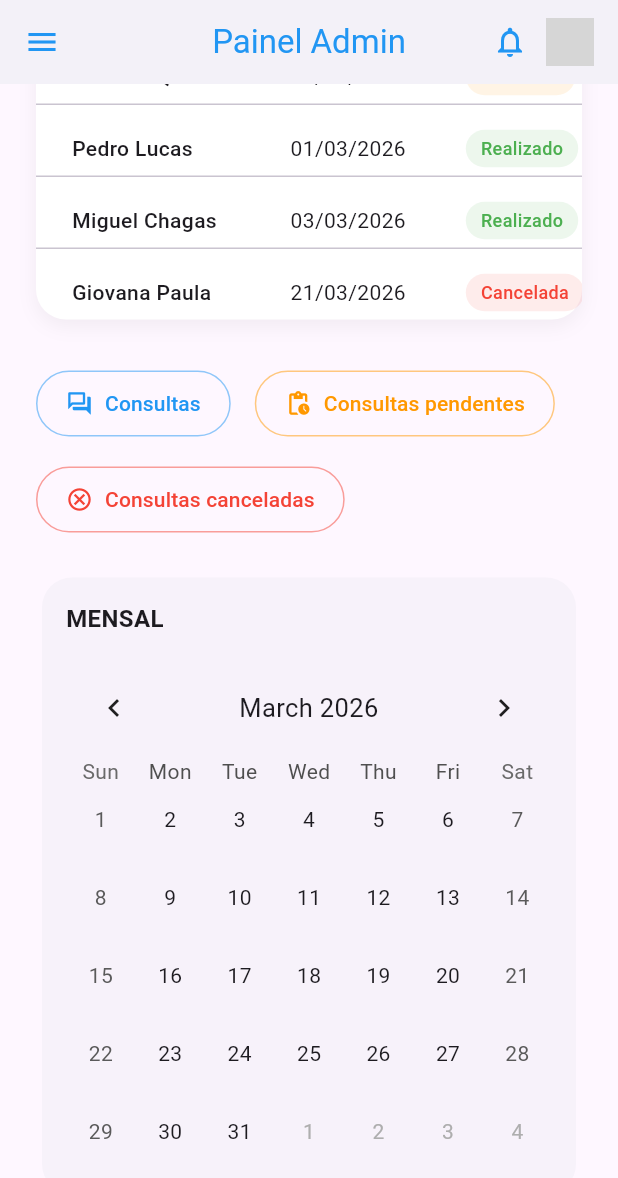
After one commit to kaorishi11/flutter_virtualhealth, a Flutter app: the HomeAdmPage screen opened by its route, scrolled down 555 dp, after a tap on the "notifications none" icon, on a phone screen of 412 x 824 dp. The commit adds this screen. Shown: the top 1178 px of the screen. Run offline on Flutter 3.47's test engine with Material 3 defaults, Android fonts, the phone set to English and light mode, and no system bars; drawn by our look-alikes of table_calendar; our stand-ins replace supabase_flutter; accounts and stored records are empty; network calls fail; grey boxes are pictures that could not be loaded.

Commit message:
add admin dashboard and user role-based navigation

```diff
--- /dev/null
+++ b/lib/adm/homeadm.dart
@@ -0,0 +1,385 @@
+import 'package:flutter/material.dart';
+import 'package:table_calendar/table_calendar.dart';
+
+void main() {
+  runApp(const MyApp());
+}
+
+class MyApp extends StatelessWidget {
+  const MyApp({super.key});
+
+  @override
+  Widget build(BuildContext context) {
+    return MaterialApp(
+      title: 'Admin Dashboard',
+      debugShowCheckedModeBanner: false,
+      home: const HomeAdmPage(),
+    );
+  }
+}
+
+class HomeAdmPage extends StatelessWidget {
+  const HomeAdmPage({super.key});
+
+  @override
+  Widget build(BuildContext context) {
+    return Scaffold(
+      appBar: AppBar(
+        title: const Text('Painel Admin'),
+        actions: [
+          IconButton(
+            icon: const Icon(Icons.notifications_none_outlined),
+            onPressed: () {},
+          ),
+          const CircleAvatar(
+            radius: 16,
+            backgroundImage: NetworkImage('https://i.pravatar.cc/150?img=3'),
+          ),
+          const SizedBox(width: 16),
+        ],
+      ),
+      drawer: Drawer(
+        child: Container(
+          color: Colors.white,
+          child: Column(
+            crossAxisAlignment: CrossAxisAlignment.start,
+            children: [
+              const DrawerHeader(
+                decoration: BoxDecoration(
+                  color: Color(0xFF0F172A),
+                ),
+                child: Column(
+                  crossAxisAlignment: CrossAxisAlignment.start,
+                  mainAxisAlignment: MainAxisAlignment.end,
+                  children: [
+                    Text(
+                      'Bem-vindo de volta,',
+                      style: TextStyle(color: Colors.white70, fontSize: 14),
+                    ),
+                    Text(
+                      'Gustavo!',
+                      style: TextStyle(
+                        color: Colors.white,
+                        fontSize: 22,
+                        fontWeight: FontWeight.bold,
+                      ),
+                    ),
+                  ],
+                ),
+              ),
+              _buildDrawerItem(Icons.dashboard_outlined, 'GERAL', true),
+              _buildDrawerItem(Icons.people_outline, 'Usuários'),
+              _buildDrawerItem(Icons.medical_services_outlined, 'Profissionais'),
+              _buildDrawerItem(Icons.forum_outlined, 'Consultas'),
+              _buildDrawerItem(Icons.chat_bubble_outline, 'Mensagens'),
+              const Divider(),
+              const Spacer(),
+              Padding(
+                padding: const EdgeInsets.all(16.0),
+                child: _buildDrawerItem(Icons.logout, 'Sair', false),
+              ),
+              const SizedBox(height: 16),
+            ],
+          ),
+        ),
+      ),
+      body: SingleChildScrollView(
+        padding: const EdgeInsets.all(24.0),
+        child: Column(
+          crossAxisAlignment: CrossAxisAlignment.start,
+          children: [
+
+            Row(
+              children: [
+                const Expanded(
+                  child: Column(
+                    crossAxisAlignment: CrossAxisAlignment.start,
+                    children: [
+                      Text(
+                        'Visão Geral',
+                        style: TextStyle(
+                          fontSize: 24,
+                          fontWeight: FontWeight.bold,
+                          color: Color(0xFF0F172A),
+                        ),
+                      ),
+                      SizedBox(height: 4),
+                      Text(
+                        'Acompanhe as métricas e consultas recentes',
+                        style: TextStyle(color: Color(0xFF64748B)),
+                      ),
+                    ],
+                  ),
+                ),
+                Container(
+                  padding: const EdgeInsets.symmetric(horizontal: 12, vertical: 6),
+                  decoration: BoxDecoration(
+                    color: const Color(0xFFEFF6FF),
+                    borderRadius: BorderRadius.circular(20),
+                  ),
+                  child: const Row(
+                    mainAxisSize: MainAxisSize.min,
+                    children: [
+                      Icon(Icons.calendar_today, size: 16, color: Color(0xFF3B82F6)),
+                      SizedBox(width: 8),
+                      Text('Março 2026', style: TextStyle(color: Color(0xFF3B82F6))),
+                    ],
+                  ),
+                ),
+              ],
+            ),
+            const SizedBox(height: 24),
+
+
+            Row(
+              children: [
+                Expanded(
+                  child: _buildMetricCard(
+                    title: 'Usuários ativos',
+                    value: '1532',
+                    subtitle: '-2,4% este mês',
+                    icon: Icons.people_alt,
+                    color: Colors.blue,
+                    changeNegative: true,
+                  ),
+                ),
+                const SizedBox(width: 20),
+                Expanded(
+                  child: _buildMetricCard(
+                    title: 'Consultas do dia',
+                    value: '67',
+                    subtitle: '8 pendentes',
+                    icon: Icons.today,
+                    color: Colors.orange,
+                  ),
+                ),
+                const SizedBox(width: 20),
+                Expanded(
+                  child: _buildMetricCard(
+                    title: 'Consultas concluídas',
+                    value: '32',
+                    subtitle: 'Consultas concluídas (geral)',
+                    icon: Icons.check_circle_outline,
+                    color: Colors.green,
+                  ),
+                ),
+              ],
+            ),
+            const SizedBox(height: 32),
+
+
+            Row(
+              mainAxisAlignment: MainAxisAlignment.spaceBetween,
+              children: [
+                const Text(
+                  'CONSULTAS RECENTES',
+                  style: TextStyle(
+                    fontSize: 18,
+                    fontWeight: FontWeight.bold,
+                    color: Color(0xFF1E293B),
+                    letterSpacing: 0.5,
+                  ),
+                ),
+                TextButton(
+                  onPressed: () {},
+                  child: const Text('Ver tudo'),
+                ),
+              ],
+            ),
+            const SizedBox(height: 16),
+
+
+            Container(
+              decoration: BoxDecoration(
+                color: Colors.white,
+                borderRadius: BorderRadius.circular(20),
+                boxShadow: [
+                  BoxShadow(color: Colors.black.withOpacity(0.05), blurRadius: 10, offset: const Offset(0, 4)),
+                ],
+              ),
+              child: SingleChildScrollView(
+                scrollDirection: Axis.horizontal,
+                child: DataTable(
+                  headingRowColor: MaterialStateProperty.all(const Color(0xFFF1F5F9)),
+                  dataRowMinHeight: 60,
+                  columnSpacing: 40,
+                  columns: const [
+                    DataColumn(label: Text('NOME', style: TextStyle(fontWeight: FontWeight.w600))),
+                    DataColumn(label: Text('DATA', style: TextStyle(fontWeight: FontWeight.w600))),
+                    DataColumn(label: Text('STATUS', style: TextStyle(fontWeight: FontWeight.w600))),
+                    DataColumn(label: Text('TIPO', style: TextStyle(fontWeight: FontWeight.w600))),
+                    DataColumn(label: Text('AÇÃO', style: TextStyle(fontWeight: FontWeight.w600))),
+                  ],
+                  rows: [
+                    _buildDataRow('Vinícius Queiroz', '15/03/2026', 'Pendente', 'Urologista', Colors.orange),
+                    _buildDataRow('Pedro Lucas', '01/03/2026', 'Realizado', 'Dentista', Colors.green),
+                    _buildDataRow('Miguel Chagas', '03/03/2026', 'Realizado', 'Nutricionista', Colors.green),
+                    _buildDataRow('Giovana Paula', '21/03/2026', 'Cancelada', 'Ginecologista', Colors.red),
+                  ],
+                ),
+              ),
+            ),
+            const SizedBox(height: 32),
+
+
+            Wrap(
+              spacing: 16,
+              runSpacing: 16,
+              children: [
+                _buildActionButton('Consultas', Icons.forum_outlined, Colors.blue),
+                _buildActionButton('Consultas pendentes', Icons.pending_actions, Colors.orange),
+                _buildActionButton('Consultas canceladas', Icons.cancel_outlined, Colors.red),
+              ],
+            ),
+            const SizedBox(height: 24),
+
+
+            Card(
+              elevation: 0,
+              shape: RoundedRectangleBorder(borderRadius: BorderRadius.circular(20)),
+              child: Padding(
+                padding: const EdgeInsets.all(16.0),
+                child: Column(
+                  crossAxisAlignment: CrossAxisAlignment.start,
+                  children: [
+                    const Text(
+                      'MENSAL',
+                      style: TextStyle(fontSize: 16, fontWeight: FontWeight.bold),
+                    ),
+                    const SizedBox(height: 16),
+                    TableCalendar(
+                      firstDay: DateTime.utc(2026, 1, 1),
+                      lastDay: DateTime.utc(2026, 12, 31),
+                      focusedDay: DateTime(2026, 3, 1),
+                      calendarFormat: CalendarFormat.month,
+                      headerStyle: const HeaderStyle(formatButtonVisible: false, titleCentered: true),
+                      availableCalendarFormats: const {CalendarFormat.month: 'Mês'},
+                    ),
+                  ],
+                ),
+              ),
+            ),
+          ],
+        ),
+      ),
+    );
+  }
+
+  Widget _buildDrawerItem(IconData icon, String title, [bool isBold = false] ) {
+    return ListTile(
+      leading: Icon(icon),
+      title: Text(
+        title,
+        style: TextStyle(
+          fontWeight: isBold ? FontWeight.bold : FontWeight.normal,
+        ),
+      ),
+      onTap: () {},
+    );
+  }
+
+  Widget _buildMetricCard({
+    required String title,
+    required String value,
+    required String subtitle,
+    required IconData icon,
+    required Color color,
+    bool changeNegative = false,
+  }) {
+    return Card(
+      child: Padding(
+        padding: const EdgeInsets.all(20.0),
+        child: Column(
+          crossAxisAlignment: CrossAxisAlignment.start,
+          children: [
+            Row(
+              mainAxisAlignment: MainAxisAlignment.spaceBetween,
+              children: [
+                Container(
+                  padding: const EdgeInsets.all(8),
+                  decoration: BoxDecoration(
+                    color: color.withOpacity(0.1),
+                    borderRadius: BorderRadius.circular(12),
+                  ),
+                  child: Icon(icon, color: color, size: 24),
+                ),
+                if (subtitle.contains('%') || changeNegative)
+                  Container(
+                    padding: const EdgeInsets.symmetric(horizontal: 8, vertical: 4),
+                    decoration: BoxDecoration(
+                      color: changeNegative ? Colors.red.withOpacity(0.1) : Colors.green.withOpacity(0.1),
+                      borderRadius: BorderRadius.circular(20),
+                    ),
+                    child: Row(
+                      children: [
+                        Icon(changeNegative ? Icons.trending_down : Icons.trending_up, size: 16, color: changeNegative ? Colors.red : Colors.green),
+                        const SizedBox(width: 4),
+                        Text(
+                          subtitle.replaceAll('este mês', '').trim(),
+                          style: TextStyle(color: changeNegative ? Colors.red : Colors.green, fontSize: 12),
+                        ),
+                      ],
+                    ),
+                  ),
+              ],
+            ),
+            const SizedBox(height: 16),
+            Text(
+              value,
+              style: const TextStyle(fontSize: 32, fontWeight: FontWeight.bold, color: Color(0xFF0F172A)),
+            ),
+            const SizedBox(height: 8),
+            Text(
+              subtitle,
+              style: const TextStyle(color: Color(0xFF64748B), fontSize: 13),
+            ),
+          ],
+        ),
+      ),
+    );
+  }
+
+  DataRow _buildDataRow(String name, String date, String status, String type, Color statusColor) {
+    return DataRow(cells: [
+      DataCell(Text(name, style: const TextStyle(fontWeight: FontWeight.w500))),
+      DataCell(Text(date)),
+      DataCell(
+        Container(
+          padding: const EdgeInsets.symmetric(horizontal: 10, vertical: 4),
+          decoration: BoxDecoration(
+            color: statusColor.withOpacity(0.1),
+            borderRadius: BorderRadius.circular(20),
+          ),
+          child: Text(status, style: TextStyle(color: statusColor, fontSize: 12, fontWeight: FontWeight.w500)),
+        ),
+      ),
+      DataCell(Text(type)),
+      DataCell(
+        ElevatedButton(
+          onPressed: () {},
+          style: ElevatedButton.styleFrom(
+            backgroundColor: const Color(0xFFEFF6FF),
+            foregroundColor: const Color(0xFF3B82F6),
+            elevation: 0,
+            shape: RoundedRectangleBorder(borderRadius: BorderRadius.circular(20)),
+          ),
+          child: const Text('Ver'),
+        ),
+      ),
+    ]);
+  }
+
+  Widget _buildActionButton(String text, IconData icon, Color color) {
+    return OutlinedButton.icon(
+      onPressed: () {},
+      icon: Icon(icon, color: color),
+      label: Text(text),
+      style: OutlinedButton.styleFrom(
+        foregroundColor: color,
+        padding: const EdgeInsets.symmetric(horizontal: 20, vertical: 12),
+        side: BorderSide(color: color.withOpacity(0.5)),
+        shape: RoundedRectangleBorder(borderRadius: BorderRadius.circular(30)),
+      ),
+    );
+  }
+}
--- a/lib/main.dart
+++ b/lib/main.dart
@@ -2,6 +2,7 @@ import 'package:flutter/material.dart';
 import 'package:supabase_flutter/supabase_flutter.dart';
 import 'pages/login.dart';
 import 'pages/home.dart';
+import 'adm/homeadm.dart';
 
 Future<void> main() async {
   WidgetsFlutterBinding.ensureInitialized();
@@ -37,6 +38,7 @@ class MyApp extends StatelessWidget {
       routes: {
         '/': (context) => const LoginPage(),
         '/home': (context) => const HomePage(),
+        '/admin': (context) => const HomeAdmPage(),
       },
     );
   }
--- a/lib/pages/login.dart
+++ b/lib/pages/login.dart
@@ -60,15 +60,20 @@ class _LoginPageState extends State<LoginPage> {
 
     setState(() => _isLoading = false);
 
-    if (error == null) {
+   if (error == null) {
       await _saveCredentials();
-      if (!mounted) return;
-      Navigator.pushReplacement(
-        context,
-        MaterialPageRoute(builder: (_) => const HomePage()),
-       );
+
+      // PEGA A FUNÇÃO DO USUÁRIO
+      final funcao = await _auth.pegarFuncaoUsuario();
+
       if (!mounted) return;
 
+      // REDIRECIONA
+      if (funcao == 'admin') {
+        Navigator.pushReplacementNamed(context, '/admin');
+      } else {
+        Navigator.pushReplacementNamed(context, '/home');
+      }
     } else {
       setState(() {
         _errorMessage = error;
--- a/lib/services/auth_service.dart
+++ b/lib/services/auth_service.dart
@@ -97,6 +97,20 @@ class AuthService {
     }
   }
 
+  Future<String?> pegarFuncaoUsuario() async {
+    final user = usuarioAtual;
+
+    if (user == null) return null;
+
+    final response = await supabase
+        .from('perfis')
+        .select('funcao')
+        .eq('auth_id', user.id)
+        .single();
+
+    return response['funcao'];
+  }
+
   // LOGIN
   Future<String?> login({
     required String email,
```
Also changed, not shown: pubspec.yaml (+1 -31 lines), pubspec.lock.
